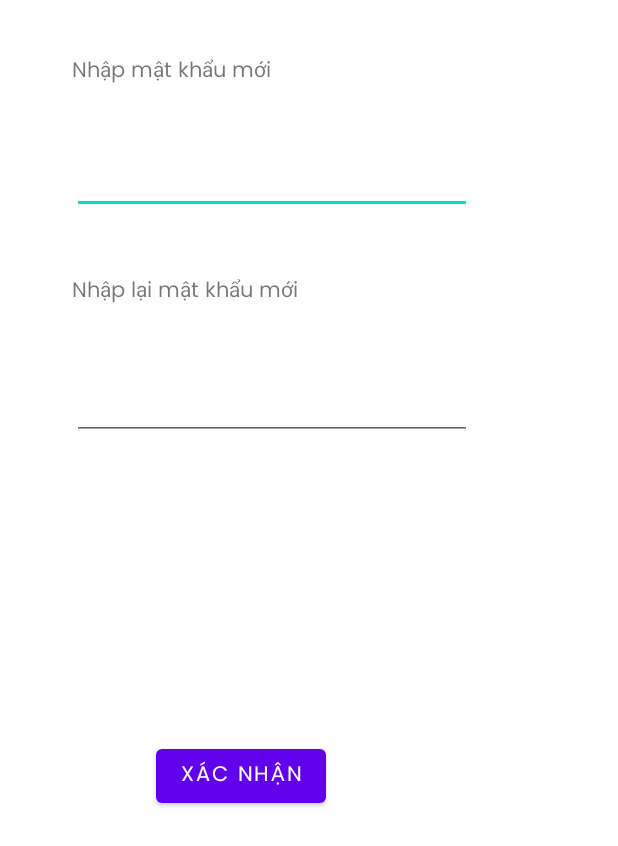
After one commit to trunghiencdr/qlns_android_app, an Android app: the NewPasswordActivity screen opened directly, with no data from a screen before it, on a phone screen of 412 x 824 dp. The commit adds this screen. Shown: the top 846 px of the screen. Run offline under Robolectric (Android 15) with nearby library versions, the phone set to English and light mode, and no system bars; network calls fail.

Commit message:
forgot pass

```diff
--- /dev/null
+++ b/app/src/main/java/com/example/food/Activity/NewPasswordActivity.java
@@ -0,0 +1,70 @@
+package com.example.food.Activity;
+
+import androidx.appcompat.app.AppCompatActivity;
+
+import com.example.food.Api.Api;
+import com.example.food.Domain.Response.UpdatePasswordResponse;
+import com.example.food.Listener.UpdatePasswordResponseListener;
+import com.example.food.R;
+
+import android.content.Intent;
+import android.os.Bundle;
+import android.text.TextUtils;
+import android.view.View;
+import android.widget.Button;
+import android.widget.EditText;
+import android.widget.Toast;
+
+public class NewPasswordActivity extends AppCompatActivity {
+
+    EditText editTextNewPassword,editTextNewPassword2;
+    Button buttonConfirmNewPassword;
+    String gmail="";
+    Api api;
+    @Override
+    protected void onCreate(Bundle savedInstanceState) {
+        super.onCreate(savedInstanceState);
+        setContentView(R.layout.activity_new_password);
+        gmail=getIntent().getStringExtra("gmail");
+        api = new Api(this);
+        setControl();
+        setEvent();
+    }
+    private void setEvent() {
+        buttonConfirmNewPassword.setOnClickListener(new View.OnClickListener() {
+            @Override
+            public void onClick(View view) {
+
+                if (TextUtils.isEmpty(editTextNewPassword.getText())||TextUtils.isEmpty(editTextNewPassword2.getText())) {
+                    Toast.makeText(NewPasswordActivity.this, "Nhập mật khẩu", Toast.LENGTH_SHORT).show();
+                    return;
+                }
+                if (!editTextNewPassword.getText().toString().trim().equals(editTextNewPassword2.getText().toString().trim())) {
+                    Toast.makeText(NewPasswordActivity.this, "Mật khẩu không khớp", Toast.LENGTH_SHORT).show();
+                    return;
+                }
+                api.updatePassword(updatePasswordResponseListener,gmail,editTextNewPassword.getText().toString().trim());
+
+            }
+        });
+    }
+    private void setControl() {
+        editTextNewPassword=findViewById(R.id.editTextNewPassword);
+        editTextNewPassword2=findViewById(R.id.editTextNewPassword2);
+        buttonConfirmNewPassword=findViewById(R.id.buttonConfirmNewPassword);
+    }
+    private  final UpdatePasswordResponseListener updatePasswordResponseListener=new UpdatePasswordResponseListener() {
+        @Override
+        public void didFetch(UpdatePasswordResponse response, String message) {
+            Toast.makeText(NewPasswordActivity.this,"Update password successfully",Toast.LENGTH_SHORT).show();
+
+            Intent intent = new Intent(NewPasswordActivity.this, SigninActivity.class);
+            startActivity(intent);
+        }
+
+        @Override
+        public void didError(String message) {
+
+        }
+    };
+}
--- a/app/src/main/java/com/example/food/Api/Api.java
+++ b/app/src/main/java/com/example/food/Api/Api.java
@@ -9,9 +9,11 @@ import com.example.food.Domain.Order;
 import com.example.food.Domain.Product;
 import com.example.food.Domain.Response.CartResponse;
 import com.example.food.Domain.Response.DiscountResponse;
+import com.example.food.Domain.Response.OTPResponse;
 import com.example.food.Domain.Response.OrderDetailResponse;
 import com.example.food.Domain.Response.OrderResponse;
 import com.example.food.Domain.Response.ProductResponse;
+import com.example.food.Domain.Response.UpdatePasswordResponse;
 import com.example.food.Listener.CartResponseListener;
 import com.example.food.Listener.CategoryResponseListener;
 import com.example.food.Listener.DeleteCartResponseListener;
@@ -19,8 +21,11 @@ import com.example.food.Listener.DiscountResponseListener;
 import com.example.food.Listener.InsertCartResponseListener;
 import com.example.food.Listener.InsertOrderDetailResponseListener;
 import com.example.food.Listener.InsertOrderResponseListener;
+import com.example.food.Listener.OTPResponseListener;
 import com.example.food.Listener.OneProductResponseListener;
+import com.example.food.Listener.OrdersResponseListener;
 import com.example.food.Listener.ProductResponseListener;
+import com.example.food.Listener.UpdatePasswordResponseListener;
 import com.example.food.dto.CartDTO;
 import com.example.food.dto.DiscountDTO;
 import com.example.food.dto.OrderDetailDTO;
@@ -48,7 +53,7 @@ public class Api {
     }
 
     Retrofit retrofit = new Retrofit.Builder()
-            .baseUrl("http://192.168.1.11:8080/")
+            .baseUrl("http://192.168.1.13:8080/")
             .addConverterFactory(GsonConverterFactory.create())
             .build();
 
@@ -67,6 +72,26 @@ public class Api {
 
             @Override
             public void onFailure(Call<ArrayList<Category>> call, Throwable t) {
+                listener.didError(t.getMessage());
+            }
+        });
+    }
+
+    public void getOrdersByUser(OrdersResponseListener listener,int id){
+        CallAllOrderedByUser callAllOrderedByUser=retrofit.create(CallAllOrderedByUser.class);
+        Call<ArrayList<Order>> call = callAllOrderedByUser.getListOrderByUser(id);
+        call.enqueue(new Callback<ArrayList<Order>>() {
+            @Override
+            public void onResponse(Call<ArrayList<Order>> call, Response<ArrayList<Order>> response) {
+                if (!response.isSuccessful()) {
+                    listener.didError(response.message());
+                    return;
+                }
+                listener.didFetch(response.body(), response.message());
+            }
+
+            @Override
+            public void onFailure(Call<ArrayList<Order>> call, Throwable t) {
                 listener.didError(t.getMessage());
             }
         });
@@ -294,9 +319,54 @@ public class Api {
         });
     }
 
+    public void sendOTP(OTPResponseListener listener, String gmail){
+        CallSendOTP callSendOTP =retrofit.create(CallSendOTP.class);
+        Call<OTPResponse> call = callSendOTP.sendOTP(gmail);
+        call.enqueue(new Callback<OTPResponse>() {
+            @Override
+            public void onResponse(Call<OTPResponse> call, Response<OTPResponse> response) {
+                if (!response.isSuccessful()) {
+                    listener.didError(response.message());
+                    return;
+                }
+                listener.didFetch(response.body(), response.message());
+            }
+
+            @Override
+            public void onFailure(Call<OTPResponse> call, Throwable t) {
+                listener.didError(t.getMessage());
+            }
+        });
+    }
+
+    public void updatePassword(UpdatePasswordResponseListener listener,String gmail,String password){
+        CallUpdatePassword callUpdatePassword=retrofit.create(CallUpdatePassword.class);
+        Call<UpdatePasswordResponse> call= callUpdatePassword.updatePassword(gmail,password);
+        call.enqueue(new Callback<UpdatePasswordResponse>() {
+            @Override
+            public void onResponse(Call<UpdatePasswordResponse> call, Response<UpdatePasswordResponse> response) {
+                if (!response.isSuccessful()) {
+                    listener.didError(response.message());
+                    return;
+                }
+                listener.didFetch(response.body(), response.message());
+            }
+
+            @Override
+            public void onFailure(Call<UpdatePasswordResponse> call, Throwable t) {
+                listener.didError(t.getMessage());
+            }
+        });
+    }
+
     private interface CallAllCategory{
         @GET("api/v1/Categories")
         Call<ArrayList<Category>> getListCategoryDomain();
+    }
+
+    private interface CallAllOrderedByUser{
+        @GET("api/v1/Orders/user/{id}")
+        Call<ArrayList<Order>> getListOrderByUser(@Path(value = "id") int id);
     }
 
     private interface CallAllProduct{
@@ -322,6 +392,17 @@ public class Api {
     private interface CallInsertCart {
         @POST("api/v1/Carts/insert")
         Call<CartResponse> insertCart(@Body CartDTO cartDTO);
+    }
+
+    private interface CallSendOTP{
+        @GET("api/v1/Users/email/{email}")
+        Call<OTPResponse> sendOTP(@Path(value = "email") String email);
+    }
+
+    private interface CallUpdatePassword{
+        @PUT("api/v1/Users/email/{email}/password/{password}")
+        Call<UpdatePasswordResponse> updatePassword(@Path(value = "email") String email,
+                                                    @Path(value = "password") String password);
     }
 
     private interface  CallUpdateCart{
--- /dev/null
+++ b/app/src/main/java/com/example/food/Listener/OTPResponseListener.java
@@ -0,0 +1,9 @@
+package com.example.food.Listener;
+
+
+import com.example.food.Domain.Response.OTPResponse;
+
+public interface OTPResponseListener {
+    void didFetch(OTPResponse response, String message);
+    void didError(String message);
+}
--- /dev/null
+++ b/app/src/main/java/com/example/food/Listener/OrdersResponseListener.java
@@ -0,0 +1,10 @@
+package com.example.food.Listener;
+
+import com.example.food.Domain.Order;
+
+import java.util.ArrayList;
+
+public interface OrdersResponseListener {
+    void didFetch(ArrayList<Order> response, String message);
+    void didError(String message);
+}
--- /dev/null
+++ b/app/src/main/java/com/example/food/Listener/UpdatePasswordResponseListener.java
@@ -0,0 +1,8 @@
+package com.example.food.Listener;
+
+import com.example.food.Domain.Response.UpdatePasswordResponse;
+
+public interface UpdatePasswordResponseListener {
+    void didFetch(UpdatePasswordResponse response, String message);
+    void didError(String message);
+}
--- a/app/src/main/java/com/example/food/feature/home/HomeScreenFragment.java
+++ b/app/src/main/java/com/example/food/feature/home/HomeScreenFragment.java
@@ -23,6 +23,7 @@ import com.bumptech.glide.Glide;
 import com.bumptech.glide.request.RequestOptions;
 import com.example.food.Activity.CartListActivity;
 import com.example.food.Activity.CategoryListActivity;
+import com.example.food.Activity.OrderedListActivity;
 import com.example.food.Activity.SigninActivity;
 import com.example.food.Domain.Discount;
 import com.example.food.R;
@@ -151,6 +152,9 @@ public class HomeScreenFragment extends Fragment implements DiscountAdapter.Clic
             startActivity(new Intent(getContext(), CartListActivity.class));
 
         });
+        binding.orderedBtn.setOnClickListener(view -> {
+            startActivity(new Intent(getContext(), OrderedListActivity.class));
+        });
 
     }
 
--- a/app/src/main/java/com/example/food/network/RetroInstance.java
+++ b/app/src/main/java/com/example/food/network/RetroInstance.java
@@ -18,7 +18,7 @@ import retrofit2.converter.gson.GsonConverterFactory;
 public class RetroInstance {
 
 
-    public static String BASE_URL = "http://192.168.1.11:8080/api/";
+    public static String BASE_URL = "http://192.168.1.13:8080/api/";
 
 
     private static Retrofit retrofit;
--- /dev/null
+++ b/app/src/main/res/layout/activity_new_password.xml
@@ -0,0 +1,60 @@
+<?xml version="1.0" encoding="utf-8"?>
+<androidx.constraintlayout.widget.ConstraintLayout xmlns:android="http://schemas.android.com/apk/res/android"
+    xmlns:app="http://schemas.android.com/apk/res-auto"
+    xmlns:tools="http://schemas.android.com/tools"
+    android:layout_width="match_parent"
+    android:layout_height="match_parent"
+    tools:context=".Activity.NewPasswordActivity">
+
+    <TextView
+        android:id="@+id/textView8"
+        android:layout_width="wrap_content"
+        android:layout_height="wrap_content"
+        android:layout_marginStart="48dp"
+        android:layout_marginTop="36dp"
+        android:text="Nhập mật khẩu mới"
+        app:layout_constraintStart_toStartOf="parent"
+        app:layout_constraintTop_toTopOf="parent" />
+
+    <EditText
+        android:id="@+id/editTextNewPassword"
+        android:layout_width="wrap_content"
+        android:layout_height="wrap_content"
+        android:layout_marginStart="48dp"
+        android:layout_marginTop="32dp"
+        android:ems="10"
+        android:inputType="textPersonName"
+        app:layout_constraintStart_toStartOf="parent"
+        app:layout_constraintTop_toBottomOf="@+id/textView8" />
+
+    <TextView
+        android:id="@+id/textView10"
+        android:layout_width="wrap_content"
+        android:layout_height="wrap_content"
+        android:layout_marginStart="48dp"
+        android:layout_marginTop="40dp"
+        android:text="Nhập lại mật khẩu mới"
+        app:layout_constraintStart_toStartOf="parent"
+        app:layout_constraintTop_toBottomOf="@+id/editTextNewPassword" />
+
+    <EditText
+        android:id="@+id/editTextNewPassword2"
+        android:layout_width="wrap_content"
+        android:layout_height="wrap_content"
+        android:layout_marginStart="48dp"
+        android:layout_marginTop="36dp"
+        android:ems="10"
+        android:inputType="textPersonName"
+        app:layout_constraintStart_toStartOf="parent"
+        app:layout_constraintTop_toBottomOf="@+id/textView10" />
+
+    <Button
+        android:id="@+id/buttonConfirmNewPassword"
+        android:layout_width="wrap_content"
+        android:layout_height="wrap_content"
+        android:layout_marginStart="104dp"
+        android:layout_marginTop="200dp"
+        android:text="Xác nhận"
+        app:layout_constraintStart_toStartOf="parent"
+        app:layout_constraintTop_toBottomOf="@+id/editTextNewPassword2" />
+</androidx.constraintlayout.widget.ConstraintLayout>
--- a/app/src/main/res/layout/fragment_home_sceen.xml
+++ b/app/src/main/res/layout/fragment_home_sceen.xml
@@ -298,7 +298,7 @@
                     </LinearLayout>
 
                     <LinearLayout
-                        android:id="@+id/profileBtn"
+                        android:id="@+id/orderedBtn"
                         android:layout_width="0dp"
                         android:layout_height="match_parent"
                         android:layout_weight="0.2"
@@ -314,7 +314,7 @@
                             android:id="@+id/textView10"
                             android:layout_width="match_parent"
                             android:layout_height="wrap_content"
-                            android:text="Profile"
+                            android:text="Ordered"
                             android:textAlignment="center"
                             android:textColor="#676767"
                             android:textSize="12sp" />
```
Also changed, not shown: app/src/main/AndroidManifest.xml (+9 -0 lines), app/src/main/java/com/example/food/Activity/OTPActivity.java (added, +42 -0 lines), app/src/main/java/com/example/food/Activity/OrderedListActivity.java (added, +56 -0 lines), app/src/main/java/com/example/food/Activity/SigninActivity.java (+38 -2 lines), app/src/main/java/com/example/food/Adapter/OrderListAdapter.java (added, +64 -0 lines), app/src/main/java/com/example/food/Domain/Response/OTPResponse.java (added, +20 -0 lines), app/src/main/java/com/example/food/Domain/Response/UpdatePasswordResponse.java (added, +7 -0 lines), app/src/main/res/layout/activity_ordered_list.xml (added, +39 -0 lines), app/src/main/res/layout/activity_otpactivity.xml (added, +42 -0 lines), app/src/main/res/layout/item_ordered.xml (added, +65 -0 lines).
